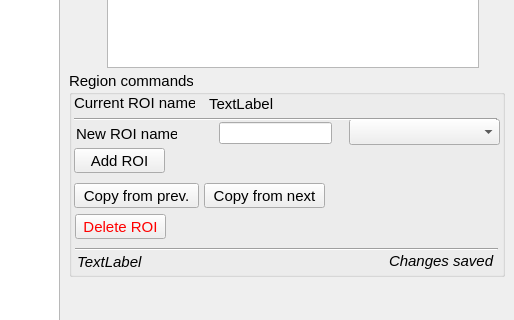
Old version of the form region_selector.ui in the repository haesemeyer/RegionSelector; both pictures show x 591 to 1105 and y 270 to 590 of the 1105 by 707 pixel window.
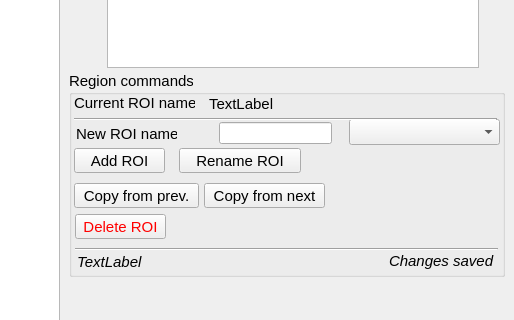
New version of the form. Custom widgets are drawn as their Qt base class.

Commit message: Added the ability to rename a ROI

```diff
--- a/region_selector.ui
+++ b/region_selector.ui
@@ -319,6 +319,19 @@
       <string>Copy from next</string>
      </property>
     </widget>
+    <widget class="QPushButton" name="btnRenROI">
+     <property name="geometry">
+      <rect>
+       <x>110</x>
+       <y>77</y>
+       <width>122</width>
+       <height>25</height>
+      </rect>
+     </property>
+     <property name="text">
+      <string>Rename ROI</string>
+     </property>
+    </widget>
    </widget>
    <widget class="QGroupBox" name="groupBox_2">
     <property name="geometry">
```
The commit also changes 2 other files.
